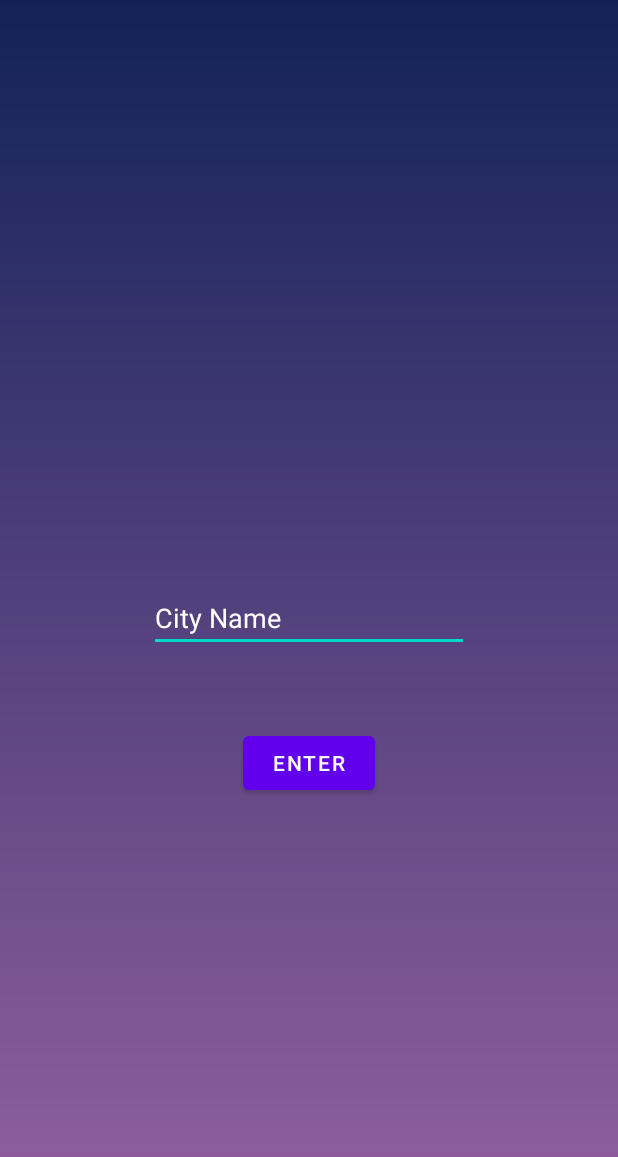
After one commit to doanburak97/WeatherApp-with-using-Json, an Android app: the cityFinderActivity screen opened directly, with no data from a screen before it, on a phone screen of 412 x 824 dp. The commit adds this screen. Shown: the top 1157 px of the screen. Run offline under Robolectric (Android 15) with nearby library versions, the phone set to English and light mode, and no system bars.

Commit message:
added cityFinderActivity.java because of searching different cities weather's information.

```diff
--- a/app/src/main/AndroidManifest.xml
+++ b/app/src/main/AndroidManifest.xml
@@ -3,7 +3,7 @@
     package="com.doanburak.weatherapplication">
 
     <uses-permission android:name="android.permission.ACCESS_FINE_LOCATION" />
-    <uses-permission android:name="android.permission.INTERNET"/>
+    <uses-permission android:name="android.permission.INTERNET" />
 
     <application
         android:allowBackup="true"
@@ -12,6 +12,7 @@
         android:roundIcon="@mipmap/ic_launcher_round"
         android:supportsRtl="true"
         android:theme="@style/Theme.WeatherApplication">
+        <activity android:name=".cityFinderActivity"></activity>
         <activity android:name=".MainActivity">
             <intent-filter>
                 <action android:name="android.intent.action.MAIN" />
--- /dev/null
+++ b/app/src/main/java/com/doanburak/weatherapplication/cityFinderActivity.java
@@ -0,0 +1,36 @@
+package com.doanburak.weatherapplication;
+
+import androidx.appcompat.app.AppCompatActivity;
+
+import android.content.Intent;
+import android.os.Bundle;
+import android.view.View;
+import android.widget.EditText;
+import android.widget.Toast;
+
+public class cityFinderActivity extends AppCompatActivity {
+
+    EditText et_cityName;
+
+    @Override
+    protected void onCreate(Bundle savedInstanceState) {
+        super.onCreate(savedInstanceState);
+        setContentView(R.layout.activity_city_finder);
+
+        et_cityName = findViewById(R.id.et_cityName);
+    }
+
+    public void enterCity(View view){
+
+        if (!et_cityName.getText().toString().isEmpty()){
+
+            String newCity = et_cityName.getText().toString();
+            Intent toMainPage = new Intent(cityFinderActivity.this, MainActivity.class);
+            toMainPage.putExtra("City", newCity);
+            startActivity(toMainPage);
+
+        }else{
+            Toast.makeText(this, "Please fill the city name area!", Toast.LENGTH_SHORT).show();
+        }
+    }
+}
--- /dev/null
+++ b/app/src/main/res/layout/activity_city_finder.xml
@@ -0,0 +1,34 @@
+<?xml version="1.0" encoding="utf-8"?>
+<androidx.constraintlayout.widget.ConstraintLayout xmlns:android="http://schemas.android.com/apk/res/android"
+    xmlns:app="http://schemas.android.com/apk/res-auto"
+    xmlns:tools="http://schemas.android.com/tools"
+    android:layout_width="match_parent"
+    android:layout_height="match_parent"
+    android:background="@drawable/gradient_bg"
+    tools:context=".cityFinderActivity">
+
+    <EditText
+        android:id="@+id/et_cityName"
+        android:layout_width="wrap_content"
+        android:layout_height="wrap_content"
+        android:ems="10"
+        android:hint="City Name"
+        android:inputType="textPersonName"
+        android:textColor="#FFFFFF"
+        android:textColorHint="#FFFFFF"
+        app:layout_constraintBottom_toBottomOf="parent"
+        app:layout_constraintEnd_toEndOf="parent"
+        app:layout_constraintStart_toStartOf="parent"
+        app:layout_constraintTop_toTopOf="parent" />
+
+    <Button
+        android:id="@+id/btn_enter"
+        android:layout_width="wrap_content"
+        android:layout_height="wrap_content"
+        android:layout_marginTop="50dp"
+        android:onClick="enterCity"
+        android:text="enter"
+        app:layout_constraintEnd_toEndOf="parent"
+        app:layout_constraintStart_toStartOf="parent"
+        app:layout_constraintTop_toBottomOf="@+id/et_cityName" />
+</androidx.constraintlayout.widget.ConstraintLayout>
```
Also changed, not shown: app/src/main/java/com/doanburak/weatherapplication/MainActivity.java (+14 -4 lines), app/src/main/res/layout/activity_main.xml (+31 -14 lines).
